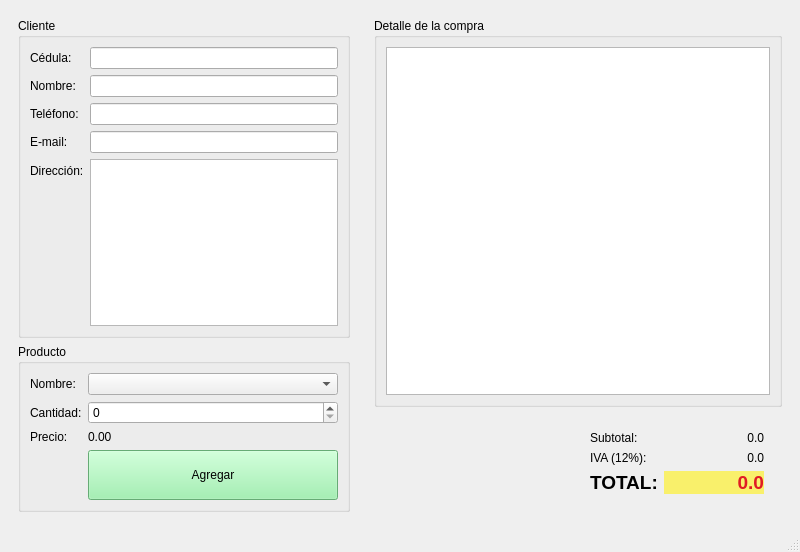
First picture: the form in tienda.ui, repository MateoProgramador/P59-QT-TIENDA, before the edit.
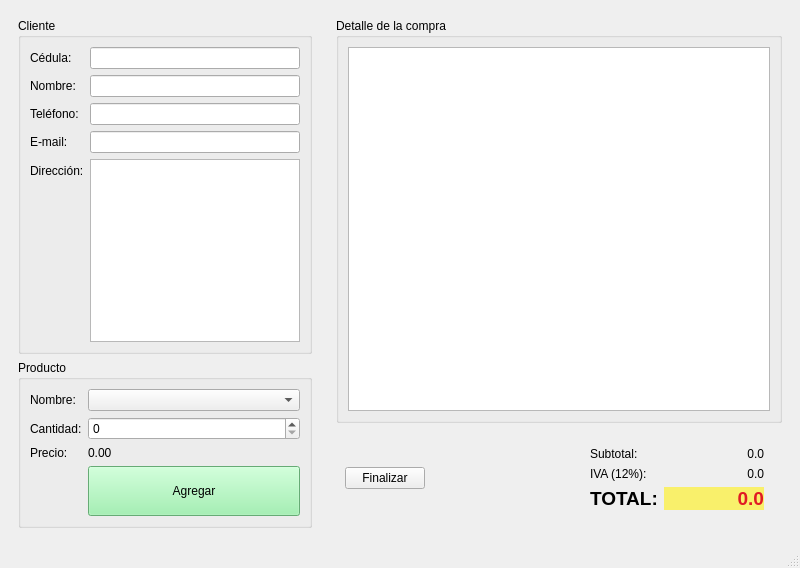
Second picture: the form after the edit.

What changed in the file:
```diff
--- a/tienda.ui
+++ b/tienda.ui
@@ -7,7 +7,7 @@
     <x>0</x>
     <y>0</y>
     <width>800</width>
-    <height>552</height>
+    <height>568</height>
    </rect>
   </property>
   <property name="windowTitle">
@@ -173,6 +173,13 @@
        <item>
         <widget class="QWidget" name="widget_3" native="true">
          <layout class="QHBoxLayout" name="horizontalLayout">
+          <item>
+           <widget class="QPushButton" name="Finalizar">
+            <property name="text">
+             <string>Finalizar</string>
+            </property>
+           </widget>
+          </item>
           <item>
            <spacer name="horizontalSpacer">
             <property name="orientation">
```
Left out of the diff: 2 changed lines with no effect on the pictures.
